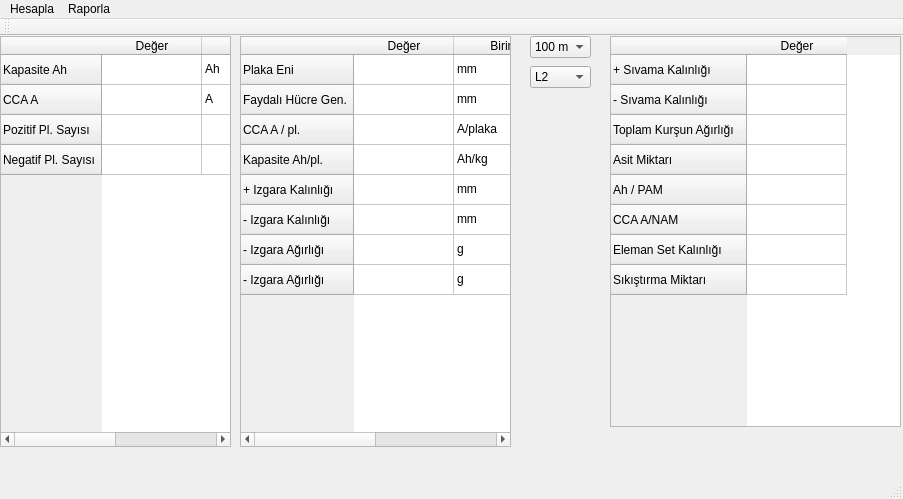
Qt form mainwindow.ui (burakulgut/Test) before a commit.
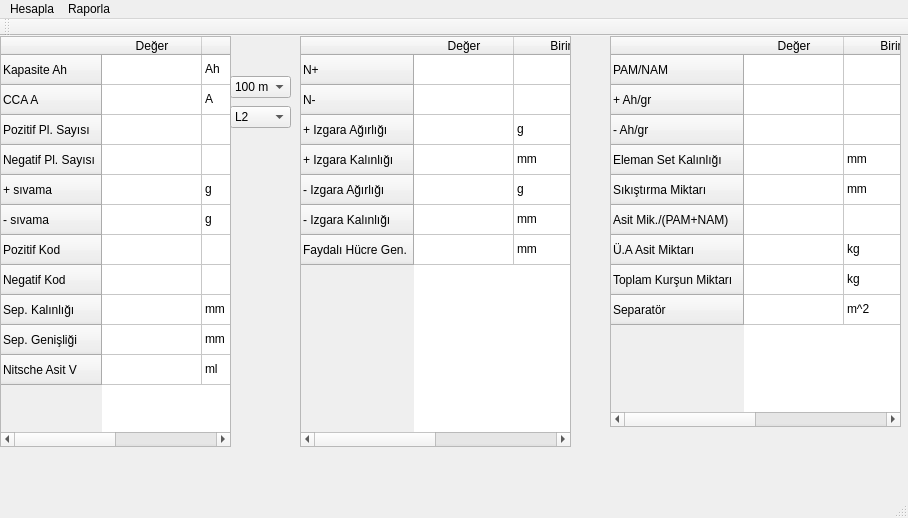
The same form after that commit. Icons and pictures are not drawn.

```diff
--- a/mainwindow.ui
+++ b/mainwindow.ui
@@ -6,8 +6,8 @@
    <rect>
     <x>0</x>
     <y>0</y>
-    <width>903</width>
-    <height>499</height>
+    <width>908</width>
+    <height>518</height>
    </rect>
   </property>
   <property name="windowTitle">
@@ -71,6 +71,41 @@
       <string>Negatif Pl. Sayısı</string>
      </property>
     </row>
+    <row>
+     <property name="text">
+      <string>+ sıvama</string>
+     </property>
+    </row>
+    <row>
+     <property name="text">
+      <string>- sıvama</string>
+     </property>
+    </row>
+    <row>
+     <property name="text">
+      <string>Pozitif Kod</string>
+     </property>
+    </row>
+    <row>
+     <property name="text">
+      <string>Negatif Kod</string>
+     </property>
+    </row>
+    <row>
+     <property name="text">
+      <string>Sep. Kalınlığı</string>
+     </property>
+    </row>
+    <row>
+     <property name="text">
+      <string>Sep. Genişliği</string>
+     </property>
+    </row>
+    <row>
+     <property name="text">
+      <string>Nitsche Asit V</string>
+     </property>
+    </row>
     <column>
      <property name="text">
       <string>Değer</string>
@@ -129,12 +164,37 @@
       <set>AlignHCenter|AlignVCenter|AlignCenter</set>
      </property>
     </item>
+    <item row="4" column="1">
+     <property name="text">
+      <string>g</string>
+     </property>
+    </item>
+    <item row="5" column="1">
+     <property name="text">
+      <string>g</string>
+     </property>
+    </item>
+    <item row="8" column="1">
+     <property name="text">
+      <string>mm</string>
+     </property>
+    </item>
+    <item row="9" column="1">
+     <property name="text">
+      <string>mm</string>
+     </property>
+    </item>
+    <item row="10" column="1">
+     <property name="text">
+      <string>ml</string>
+     </property>
+    </item>
    </widget>
    <widget class="QComboBox" name="comboBox">
     <property name="geometry">
      <rect>
-      <x>530</x>
-      <y>30</y>
+      <x>230</x>
+      <y>70</y>
       <width>61</width>
       <height>22</height>
      </rect>
@@ -173,7 +233,7 @@
    <widget class="QTableWidget" name="tableWidget_2">
     <property name="geometry">
      <rect>
-      <x>240</x>
+      <x>300</x>
       <y>0</y>
       <width>271</width>
       <height>411</height>
@@ -181,22 +241,17 @@
     </property>
     <row>
      <property name="text">
-      <string>Plaka Eni</string>
+      <string>N+</string>
      </property>
     </row>
     <row>
      <property name="text">
-      <string>Faydalı Hücre Gen.</string>
+      <string>N-</string>
      </property>
     </row>
     <row>
      <property name="text">
-      <string>CCA A / pl.</string>
-     </property>
-    </row>
-    <row>
-     <property name="text">
-      <string>Kapasite Ah/pl.</string>
+      <string>+ Izgara Ağırlığı</string>
      </property>
     </row>
     <row>
@@ -204,6 +259,11 @@
       <string>+ Izgara Kalınlığı</string>
      </property>
     </row>
+    <row>
+     <property name="text">
+      <string>- Izgara Ağırlığı</string>
+     </property>
+    </row>
     <row>
      <property name="text">
       <string>- Izgara Kalınlığı</string>
@@ -211,12 +271,7 @@
     </row>
     <row>
      <property name="text">
-      <string>- Izgara Ağırlığı</string>
-     </property>
-    </row>
-    <row>
-     <property name="text">
-      <string>- Izgara Ağırlığı</string>
+      <string>Faydalı Hücre Gen.</string>
      </property>
     </row>
     <column>
@@ -239,47 +294,59 @@
     </item>
     <item row="0" column="1">
      <property name="text">
-      <string>mm</string>
+      <string/>
      </property>
     </item>
     <item row="1" column="0">
+     <property name="text">
+      <string/>
+     </property>
      <property name="textAlignment">
       <set>AlignHCenter|AlignVCenter|AlignCenter</set>
      </property>
     </item>
     <item row="1" column="1">
      <property name="text">
-      <string>mm</string>
+      <string/>
      </property>
     </item>
     <item row="2" column="0">
+     <property name="text">
+      <string/>
+     </property>
      <property name="textAlignment">
       <set>AlignHCenter|AlignVCenter|AlignCenter</set>
      </property>
     </item>
     <item row="2" column="1">
      <property name="text">
-      <string>A/plaka</string>
+      <string>g</string>
      </property>
     </item>
     <item row="3" column="0">
+     <property name="text">
+      <string/>
+     </property>
      <property name="textAlignment">
       <set>AlignHCenter|AlignVCenter|AlignCenter</set>
      </property>
     </item>
     <item row="3" column="1">
      <property name="text">
-      <string>Ah/kg</string>
+      <string>mm</string>
      </property>
     </item>
     <item row="4" column="0">
+     <property name="text">
+      <string/>
+     </property>
      <property name="textAlignment">
       <set>AlignHCenter|AlignVCenter|AlignCenter</set>
      </property>
     </item>
     <item row="4" column="1">
      <property name="text">
-      <string>mm</string>
+      <string>g</string>
      </property>
     </item>
     <item row="5" column="0">
@@ -296,31 +363,24 @@
      </property>
     </item>
     <item row="6" column="0">
+     <property name="text">
+      <string/>
+     </property>
      <property name="textAlignment">
       <set>AlignHCenter|AlignVCenter|AlignCenter</set>
      </property>
     </item>
     <item row="6" column="1">
      <property name="text">
-      <string>g</string>
-     </property>
-    </item>
-    <item row="7" column="0">
-     <property name="textAlignment">
-      <set>AlignHCenter|AlignVCenter|AlignCenter</set>
-     </property>
-    </item>
-    <item row="7" column="1">
-     <property name="text">
-      <string>g</string>
+      <string>mm</string>
      </property>
     </item>
    </widget>
    <widget class="QComboBox" name="comboBox_2">
     <property name="geometry">
      <rect>
-      <x>530</x>
-      <y>0</y>
+      <x>230</x>
+      <y>40</y>
       <width>61</width>
       <height>22</height>
      </rect>
@@ -352,32 +412,17 @@
     </property>
     <row>
      <property name="text">
-      <string>+ Sıvama Kalınlığı</string>
+      <string>PAM/NAM</string>
      </property>
     </row>
     <row>
      <property name="text">
-      <string>- Sıvama Kalınlığı</string>
+      <string>+ Ah/gr</string>
      </property>
     </row>
     <row>
      <property name="text">
-      <string>Toplam Kurşun Ağırlığı</string>
-     </property>
-    </row>
-    <row>
-     <property name="text">
-      <string>Asit Miktarı</string>
-     </property>
-    </row>
-    <row>
-     <property name="text">
-      <string>Ah / PAM</string>
-     </property>
-    </row>
-    <row>
-     <property name="text">
-      <string>CCA A/NAM</string>
+      <string>- Ah/gr</string>
      </property>
     </row>
     <row>
@@ -390,11 +435,61 @@
       <string>Sıkıştırma Miktarı</string>
      </property>
     </row>
+    <row>
+     <property name="text">
+      <string>Asit Mik./(PAM+NAM)</string>
+     </property>
+    </row>
+    <row>
+     <property name="text">
+      <string>Ü.A Asit Miktarı</string>
+     </property>
+    </row>
+    <row>
+     <property name="text">
+      <string>Toplam Kurşun Miktarı</string>
+     </property>
+    </row>
+    <row>
+     <property name="text">
+      <string>Separatör</string>
+     </property>
+    </row>
     <column>
      <property name="text">
       <string>Değer</string>
      </property>
     </column>
+    <column>
+     <property name="text">
+      <string>Birim</string>
+     </property>
+    </column>
+    <item row="3" column="1">
+     <property name="text">
+      <string>mm</string>
+     </property>
+    </item>
+    <item row="4" column="1">
+     <property name="text">
+      <string>mm</string>
+     </property>
+    </item>
+    <item row="6" column="1">
+     <property name="text">
+      <string>kg</string>
+     </property>
+    </item>
+    <item row="7" column="1">
+     <property name="text">
+      <string>kg</string>
+     </property>
+    </item>
+    <item row="8" column="1">
+     <property name="text">
+      <string>m^2</string>
+     </property>
+    </item>
    </widget>
   </widget>
   <widget class="QMenuBar" name="menuBar">
@@ -402,7 +497,7 @@
     <rect>
      <x>0</x>
      <y>0</y>
-     <width>903</width>
+     <width>908</width>
      <height>21</height>
     </rect>
    </property>
```
Left out of the diff: 12 changed lines with no effect on the pictures.
